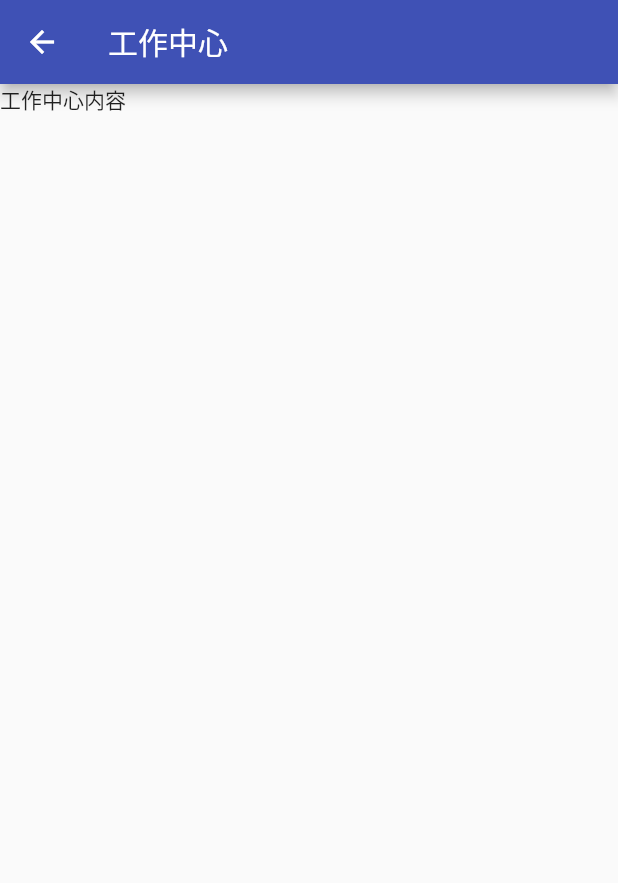
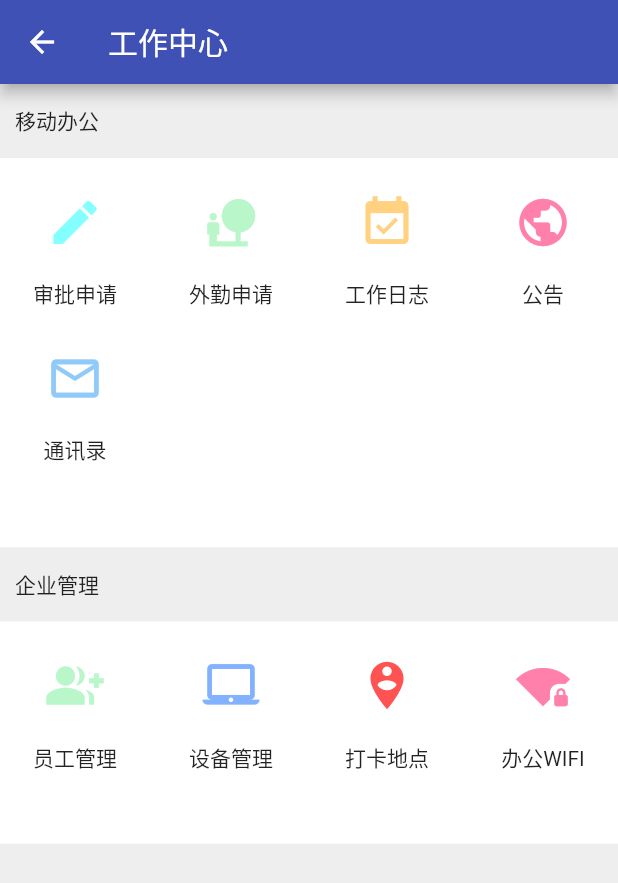
Before and after one commit to pidandan/Flutter-Work, a Flutter app: the WorkPage screen opened directly, on a phone screen of 412 x 824 dp. Shown: the top 883 px of the screen. Run offline on Flutter 3.47's test engine with Material 2 defaults, Android fonts, the phone set to English and light mode, and no system bars; our stand-ins replace flutter_screenutil.

```diff
--- a/workingHours/lib/main.dart
+++ b/workingHours/lib/main.dart
@@ -1,14 +1,12 @@
 import 'package:flutter/material.dart';
 import './pages/index_page.dart';
 import 'package:provider/provider.dart';
-import './store/attendance_provider.dart';
 import './store/counter.dart';
 void main() {
   runApp(
     MultiProvider(
       providers: [
-        ChangeNotifierProvider(create: (_) => Counter()),
-        ChangeNotifierProvider(create: (_) => AttendanceProvider())
+        ChangeNotifierProvider(create: (_) => Counter())
       ],
       child: MyApp(),
     ),
--- a/workingHours/lib/pages/attendance/attendance_page.dart
+++ b/workingHours/lib/pages/attendance/attendance_page.dart
@@ -26,7 +26,6 @@ class _AttendancePageState extends State<AttendancePage> {
           children: <Widget>[
               AttendanceHeader(),
               AttendanceWork(),
-              // AttendanceSignin(),
           ],
         ),
       )
--- a/workingHours/lib/pages/mine/mine_page.dart
+++ b/workingHours/lib/pages/mine/mine_page.dart
@@ -1,4 +1,6 @@
 import 'package:flutter/material.dart';
+import './mine_info.dart';
+
 class MinePage extends StatefulWidget {
   MinePage({Key key}) : super(key: key);
 
@@ -12,7 +14,11 @@ class _MinePageState extends State<MinePage> {
     return Scaffold(
       appBar: AppBar(title: Text('我的')),
       body: Container(
-        child: Text('我的工作内容'),
+        child: Column(
+          children: <Widget>[
+            MineInfo(),
+          ],
+        ),
       ),
     );
   }
--- a/workingHours/lib/pages/news/news_page.dart
+++ b/workingHours/lib/pages/news/news_page.dart
@@ -1,4 +1,5 @@
 import 'package:flutter/material.dart';
+import './news_list.dart';
 class NewsPage extends StatefulWidget {
   NewsPage({Key key}) : super(key: key);
 
@@ -12,7 +13,8 @@ class _NewsPageState extends State<NewsPage> {
     return Scaffold(
       appBar: AppBar(title: Text('消息')),
       body: Container(
-        child: Text('消息中心内容'),
+        color: Colors.grey[200],
+        child: NewsList(),
       ),
     );
   }
--- /dev/null
+++ b/workingHours/lib/pages/work/work_manage.dart
@@ -0,0 +1,113 @@
+import 'package:flutter/material.dart';
+import 'package:flutter_screenutil/flutter_screenutil.dart';
+
+class WorkManage extends StatefulWidget {
+  WorkManage({Key key}) : super(key: key);
+
+  @override
+  _WorkManageState createState() => _WorkManageState();
+}
+
+class _WorkManageState extends State<WorkManage> {
+  List officeList = [];
+  @override
+  void initState() {
+    super.initState();
+    officeList = [
+      {
+        "title": "员工管理",
+        "icon": Icons.group_add,
+        "iconSize": 38.0,
+        "iconColor": Colors.greenAccent[100],
+      },
+      {
+        "title": "设备管理",
+        "icon": Icons.laptop_mac,
+        "iconSize": 38.0,
+        "iconColor": Colors.blueAccent[100],
+      },
+      {
+        "title": "打卡地点",
+        "icon": Icons.person_pin_circle,
+        "iconSize": 38.0,
+        "iconColor": Colors.redAccent[200],
+      },
+      {
+        "title": "办公WIFI",
+        "icon": Icons.signal_wifi_4_bar_lock,
+        "iconSize": 36.0,
+        "iconColor": Colors.pinkAccent[100],
+      }
+    ];
+  }
+
+  // 移动办公子项 通过for循环来展示每个功能块
+  List<Widget> _buildGrid() {
+    List<Widget> tiles = [];
+    for (var item in officeList) {
+      tiles.add(_officeItem(item));
+    }
+    return tiles;
+  }
+
+  // 移动办公每个子项的UI显示
+  Widget _officeItem(item) {
+    return Container(
+      child: Column(
+        children: <Widget>[
+          Container(
+              height: ScreenUtil().setHeight(120),
+              alignment: Alignment.center,
+              child: Icon(
+                item['icon'],
+                size: item['iconSize'],
+                color: item['iconColor'],
+              )),
+          Container(
+            height: ScreenUtil().setHeight(70),
+            child: Text(item['title']),
+            alignment: Alignment.topCenter,
+          ),
+        ],
+      ),
+    );
+  }
+
+  @override
+  Widget build(BuildContext context) {
+    return Container(
+      height: ScreenUtil().setHeight(340),
+      width: ScreenUtil().setWidth(750),
+      child: Column(
+        children: <Widget>[_titleWidge(), _officeInfoWidger()],
+      ),
+    );
+  }
+
+// 标题
+  Widget _titleWidge() {
+    return Container(
+      height: ScreenUtil().setHeight(80),
+      width: ScreenUtil().setWidth(750),
+      alignment: Alignment.centerLeft,
+      padding: EdgeInsets.only(left: 10.0),
+      child: Text('企业管理'),
+    );
+  }
+
+  // 移动办公 采用网格布局
+  Widget _officeInfoWidger() {
+    return Container(
+      height: ScreenUtil().setHeight(240),
+      width: ScreenUtil().setWidth(750),
+      padding: EdgeInsets.only(top: 6.0),
+      color: Colors.white,
+      child: GridView(
+        physics: NeverScrollableScrollPhysics(),
+        gridDelegate: SliverGridDelegateWithFixedCrossAxisCount(
+            crossAxisCount: 4, crossAxisSpacing: 4, mainAxisSpacing: 4),
+        children: _buildGrid(),
+      ),
+    );
+  }
+}
--- /dev/null
+++ b/workingHours/lib/pages/work/work_office.dart
@@ -0,0 +1,119 @@
+import 'package:flutter/material.dart';
+import 'package:flutter_screenutil/flutter_screenutil.dart';
+
+class WorkOffice extends StatefulWidget {
+  WorkOffice({Key key}) : super(key: key);
+
+  @override
+  _WorkOfficeState createState() => _WorkOfficeState();
+}
+
+class _WorkOfficeState extends State<WorkOffice> {
+  List officeList = [];
+  @override
+  void initState() {
+    super.initState();
+    officeList = [
+      {
+        "title": "审批申请",
+        "icon": Icons.mode_edit,
+        "iconSize": 38.0,
+        "iconColor": Colors.cyanAccent[100],
+      },
+      {
+        "title": "外勤申请",
+        "icon": Icons.nature_people,
+        "iconSize": 38.0,
+        "iconColor": Colors.greenAccent[100],
+      },
+      {
+        "title": "工作日志",
+        "icon": Icons.event_available,
+        "iconSize": 38.0,
+        "iconColor": Colors.orangeAccent[100],
+      },
+      {
+        "title": "公告",
+        "icon": Icons.public,
+        "iconSize": 38.0,
+        "iconColor": Colors.pinkAccent[100],
+      },
+      {
+        "title": "通讯录",
+        "icon": Icons.mail_outline,
+        "iconSize": 38.0,
+        "iconColor": Colors.blue[200],
+      },
+    ];
+  }
+
+  // 移动办公子项 通过for循环来展示每个功能块
+  List<Widget> _buildGrid() {
+    List<Widget> tiles = [];
+    for (var item in officeList) {
+      tiles.add(_officeItem(item));
+    }
+    return tiles;
+  }
+
+  // 移动办公每个子项的UI显示
+  Widget _officeItem(item) {
+    return Container(
+      child: Column(
+        children: <Widget>[
+          Container(
+              height: ScreenUtil().setHeight(120),
+              alignment: Alignment.center,
+              child: Icon(
+                item['icon'],
+                size: item['iconSize'],
+                color: item['iconColor'],
+              )),
+          Container(
+            height: ScreenUtil().setHeight(70),
+            child: Text(item['title']),
+            alignment: Alignment.topCenter,
+          ),
+        ],
+      ),
+    );
+  }
+
+  @override
+  Widget build(BuildContext context) {
+    return Container(
+      height: ScreenUtil().setHeight(500),
+      width: ScreenUtil().setWidth(750),
+      child: Column(
+        children: <Widget>[_titleWidge(), _officeInfoWidger()],
+      ),
+    );
+  }
+
+// 标题
+  Widget _titleWidge() {
+    return Container(
+      height: ScreenUtil().setHeight(80),
+      width: ScreenUtil().setWidth(750),
+      alignment: Alignment.centerLeft,
+      padding: EdgeInsets.only(left: 10.0),
+      child: Text('移动办公'),
+    );
+  }
+
+  // 移动办公 采用网格布局
+  Widget _officeInfoWidger() {
+    return Container(
+      height: ScreenUtil().setHeight(420),
+      width: ScreenUtil().setWidth(750),
+      padding: EdgeInsets.only(top: 6.0),
+      color: Colors.white,
+      child: GridView(
+        physics: NeverScrollableScrollPhysics(),
+        gridDelegate: SliverGridDelegateWithFixedCrossAxisCount(
+            crossAxisCount: 4, crossAxisSpacing: 4, mainAxisSpacing: 4),
+        children: _buildGrid(),
+      ),
+    );
+  }
+}
--- a/workingHours/lib/pages/work/work_page.dart
+++ b/workingHours/lib/pages/work/work_page.dart
@@ -1,4 +1,7 @@
 import 'package:flutter/material.dart';
+import './work_office.dart';
+import './work_manage.dart';
+
 class WorkPage extends StatefulWidget {
   WorkPage({Key key}) : super(key: key);
 
@@ -10,10 +13,12 @@ class _WorkPageState extends State<WorkPage> {
   @override
   Widget build(BuildContext context) {
     return Scaffold(
-      appBar: AppBar(title: Text('工作中心')),
-      body: Container(
-        child: Text('工作中心内容'),
-      ),
-    );
+        appBar: AppBar(title: Text('工作中心')),
+        body: Container(
+          color: Colors.grey[200],
+          child: ListView(
+            children: <Widget>[WorkOffice(), WorkManage()],
+          ),
+        ));
   }
 }
```
Also changed, not shown: workingHours/lib/pages/attendance/attendance_header.dart (+7 -30 lines), workingHours/lib/pages/index_page.dart (+4 -5 lines), workingHours/lib/pages/mine/mine_info.dart (added, +41 -0 lines), workingHours/lib/pages/news/news_list.dart (added, +134 -0 lines), workingHours/lib/store/attendance_provider.dart (deleted, +0 -41 lines), workingHours/lib/pages/mine/mine_operate.dart (added).
